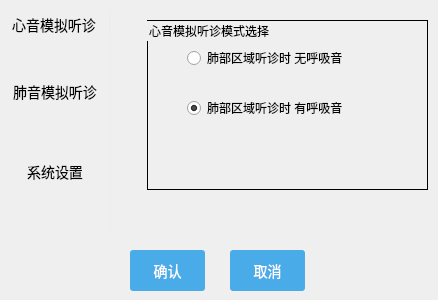
Old version of the form setitemview.ui in the repository dongtaoapp/-.
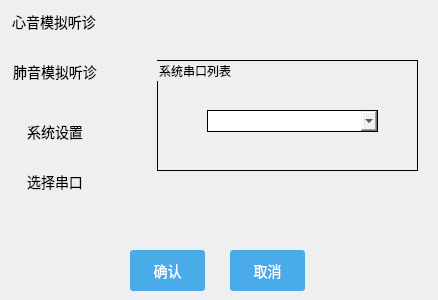
New version of the form.

Patch:
```diff
--- a/setitemview.ui
+++ b/setitemview.ui
@@ -35,11 +35,11 @@
      <x>127</x>
      <y>0</y>
      <width>311</width>
-     <height>221</height>
+     <height>211</height>
     </rect>
    </property>
    <property name="currentIndex">
-    <number>0</number>
+    <number>3</number>
    </property>
    <widget class="QWidget" name="page">
     <widget class="QGroupBox" name="groupBox_2">
@@ -234,6 +234,36 @@
      </property>
     </widget>
    </widget>
+   <widget class="QWidget" name="page_5">
+    <widget class="QGroupBox" name="groupBox_4">
+     <property name="geometry">
+      <rect>
+       <x>30</x>
+       <y>60</y>
+       <width>261</width>
+       <height>111</height>
+      </rect>
+     </property>
+     <property name="title">
+      <string>系统串口列表</string>
+     </property>
+     <widget class="QComboBox" name="comBoxComPort">
+      <property name="geometry">
+       <rect>
+        <x>50</x>
+        <y>50</y>
+        <width>171</width>
+        <height>22</height>
+       </rect>
+      </property>
+      <property name="styleSheet">
+       <string notr="true">font-size:18px;
+border-style:solid;
+border:1px solid black;</string>
+      </property>
+     </widget>
+    </widget>
+   </widget>
    <widget class="QWidget" name="page_2"/>
   </widget>
   <widget class="QPushButton" name="okBtn">
@@ -298,7 +328,7 @@
     <property name="geometry">
      <rect>
       <x>-1</x>
-      <y>3</y>
+      <y>0</y>
       <width>111</width>
       <height>23</height>
      </rect>
@@ -311,7 +341,7 @@
     <property name="geometry">
      <rect>
       <x>0</x>
-      <y>70</y>
+      <y>50</y>
       <width>111</width>
       <height>23</height>
      </rect>
@@ -324,7 +354,7 @@
     <property name="geometry">
      <rect>
       <x>0</x>
-      <y>150</y>
+      <y>110</y>
       <width>111</width>
       <height>23</height>
      </rect>
@@ -333,6 +363,19 @@
      <string>系统设置</string>
     </property>
    </widget>
+   <widget class="QPushButton" name="btn4">
+    <property name="geometry">
+     <rect>
+      <x>0</x>
+      <y>160</y>
+      <width>111</width>
+      <height>23</height>
+     </rect>
+    </property>
+    <property name="text">
+     <string>选择串口</string>
+    </property>
+   </widget>
   </widget>
  </widget>
  <resources/>
```
